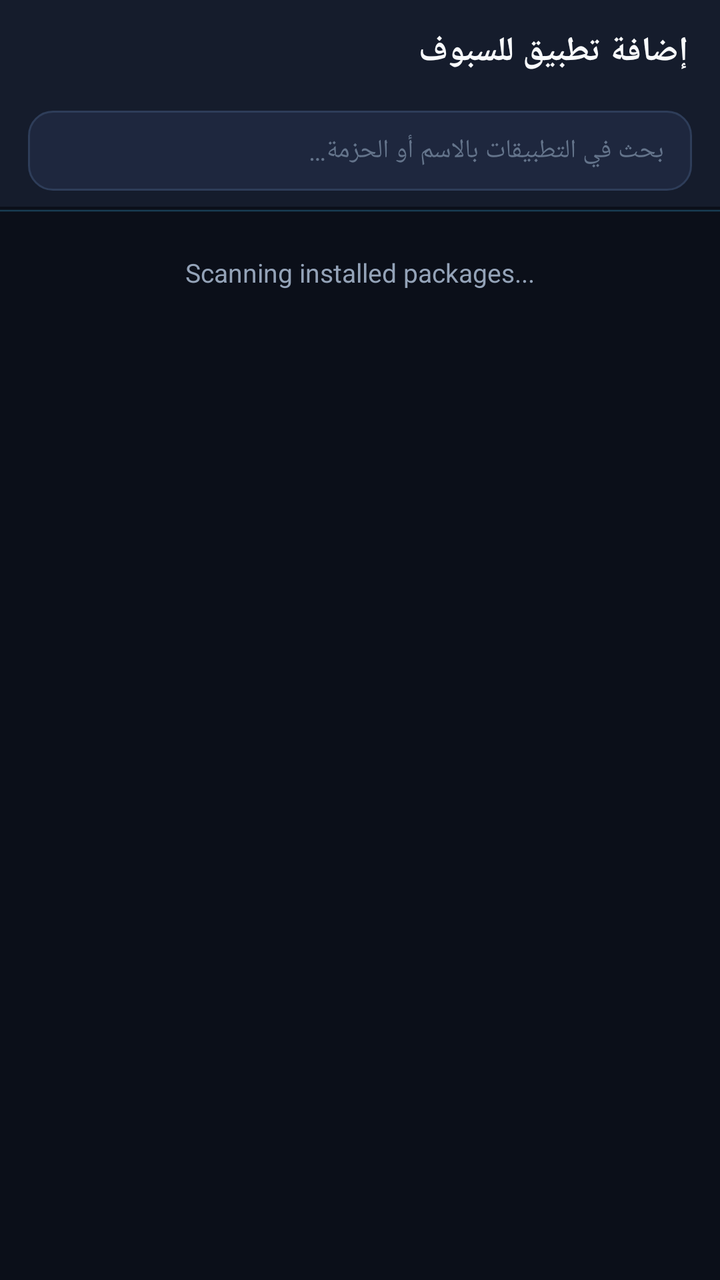
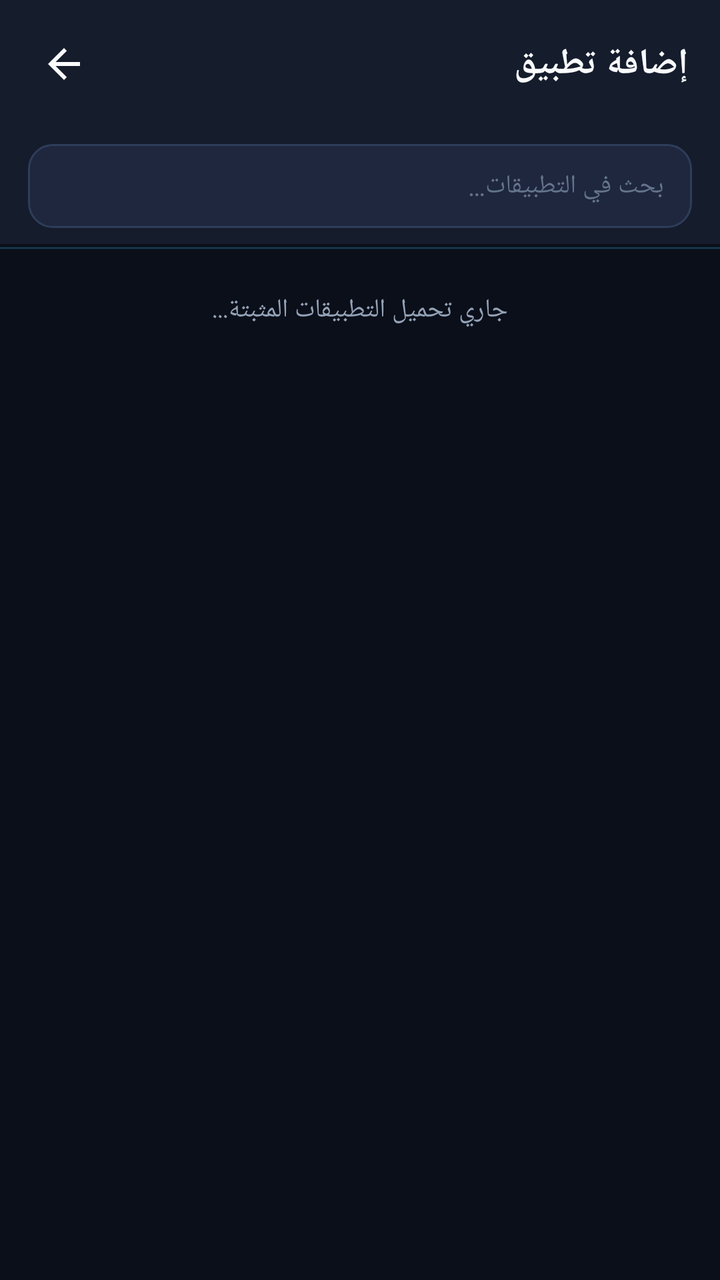

Compare the two renders of this Android layout. The source of the first and the diff that turns it into the second are given below.
<!-- AndroidManifest.xml: application theme Theme.DeviceResetSpoofer -->
<!-- res/layout/activity_app_picker.xml -->
<?xml version="1.0" encoding="utf-8"?>
<LinearLayout xmlns:android="http://schemas.android.com/apk/res/android"
    xmlns:app="http://schemas.android.com/apk/res-auto"
    android:layout_width="match_parent"
    android:layout_height="match_parent"
    android:background="@color/background"
    android:orientation="vertical">

    
    <LinearLayout
        android:layout_width="match_parent"
        android:layout_height="wrap_content"
        android:orientation="horizontal"
        android:gravity="center_vertical"
        android:paddingStart="16dp"
        android:paddingEnd="16dp"
        android:paddingTop="14dp"
        android:paddingBottom="10dp"
        android:background="@color/surface">

        <TextView
            android:layout_width="0dp"
            android:layout_height="wrap_content"
            android:layout_weight="1"
            android:text="@string/add_app"
            android:textColor="@color/text_primary"
            android:textSize="17sp"
            android:textStyle="bold"/>

        <TextView
            android:id="@+id/tv_count"
            android:layout_width="wrap_content"
            android:layout_height="wrap_content"
            android:textSize="13sp"
            android:textColor="@color/primary"/>
    </LinearLayout>

    
    <LinearLayout
        android:layout_width="match_parent"
        android:layout_height="wrap_content"
        android:paddingStart="14dp"
        android:paddingEnd="14dp"
        android:paddingTop="8dp"
        android:paddingBottom="8dp"
        android:background="@color/surface">

        <EditText
            android:id="@+id/et_picker_search"
            android:layout_width="match_parent"
            android:layout_height="40dp"
            android:background="@drawable/bg_search_box"
            android:hint="@string/search_hint"
            android:textColorHint="@color/text_tertiary"
            android:textColor="@color/text_primary"
            android:textSize="13sp"
            android:paddingStart="14dp"
            android:paddingEnd="14dp"
            android:singleLine="true"/>
    </LinearLayout>

    
    <ProgressBar
        android:id="@+id/pb_loading"
        style="?android:attr/progressBarStyleHorizontal"
        android:layout_width="match_parent"
        android:layout_height="4dp"
        android:indeterminate="true"
        android:indeterminateTint="@color/primary"/>

    
    <TextView
        android:id="@+id/tv_loading"
        android:layout_width="match_parent"
        android:layout_height="wrap_content"
        android:text="Scanning installed packages..."
        android:textSize="13sp"
        android:textColor="@color/text_secondary"
        android:gravity="center"
        android:padding="20dp"/>

    
    <TextView
        android:id="@+id/tv_empty"
        android:layout_width="match_parent"
        android:layout_height="wrap_content"
        android:text="No applications found"
        android:textSize="14sp"
        android:textColor="@color/text_tertiary"
        android:gravity="center"
        android:padding="32dp"
        android:visibility="gone"/>

    
    <TextView
        android:id="@+id/tv_debug"
        android:layout_width="match_parent"
        android:layout_height="wrap_content"
        android:textSize="11sp"
        android:textColor="@color/text_tertiary"
        android:padding="16dp"
        android:fontFamily="monospace"
        android:visibility="gone"/>

    
    <androidx.recyclerview.widget.RecyclerView
        android:id="@+id/rv_apps"
        android:layout_width="match_parent"
        android:layout_height="0dp"
        android:layout_weight="1"
        android:paddingStart="14dp"
        android:paddingEnd="14dp"
        android:paddingTop="8dp"
        android:clipToPadding="false"
        android:paddingBottom="16dp"
        android:visibility="gone"/>

</LinearLayout>
<!-- resources referenced by this layout -->
<resources>
  <color name="background">#0B0F19</color>
  <color name="primary">#38BDF8</color>
  <color name="surface">#151C2C</color>
  <color name="text_primary">#F8FAFC</color>
  <color name="text_secondary">#94A3B8</color>
  <color name="text_tertiary">#64748B</color>
  <!-- drawable bg_search_box (drawable) -->
  <?xml version="1.0" encoding="utf-8"?>
  <shape xmlns:android="http://schemas.android.com/apk/res/android"
      android:shape="rectangle">
      <solid android:color="@color/surface_card"/>
      <corners android:radius="12dp"/>
      <stroke android:width="1dp" android:color="@color/card_stroke"/>
  </shape>
  <string name="add_app">إضافة تطبيق للسبوف</string>
  <string name="search_hint">بحث في التطبيقات بالاسم أو الحزمة…</string>
  <style name="Theme.DeviceResetSpoofer" parent="Theme.MaterialComponents.DayNight.NoActionBar">
          <item name="colorPrimary">@color/primary</item>
          <item name="colorPrimaryVariant">@color/primary_dark</item>
          <item name="colorOnPrimary">@color/background</item>
          <item name="colorSecondary">@color/secondary</item>
          <item name="colorSecondaryVariant">@color/secondary_container</item>
          <item name="colorOnSecondary">@color/white</item>
          <item name="android:colorBackground">@color/background</item>
          <item name="colorSurface">@color/surface</item>
          <item name="colorOnSurface">@color/text_primary</item>
          <item name="android:statusBarColor">@color/background</item>
          <item name="android:navigationBarColor">@color/background</item>
          <item name="android:windowLightStatusBar" tools:targetApi="m">false</item>
          <item name="android:windowLightNavigationBar" tools:targetApi="o_mr1">false</item>
      </style>
  <color name="surface_card">#1E273E</color>
  <color name="card_stroke">#2E3D59</color>
  <color name="primary_dark">#0284C7</color>
  <color name="secondary">#818CF8</color>
  <color name="secondary_container">#312E81</color>
  <color name="white">#FFFFFF</color>
</resources>

<!-- the commit's change to res/layout/activity_app_picker.xml (unified diff, before → after) -->
@@ -12,11 +12,21 @@
         android:layout_height="wrap_content"
         android:orientation="horizontal"
         android:gravity="center_vertical"
-        android:paddingStart="16dp"
+        android:paddingStart="12dp"
         android:paddingEnd="16dp"
-        android:paddingTop="14dp"
-        android:paddingBottom="10dp"
+        android:paddingTop="12dp"
+        android:paddingBottom="12dp"
         android:background="@color/surface">
+
+        <ImageButton
+            android:id="@+id/btn_picker_back"
+            android:layout_width="40dp"
+            android:layout_height="40dp"
+            android:background="?android:attr/selectableItemBackgroundBorderless"
+            android:src="@drawable/ic_arrow_back"
+            app:tint="@color/text_primary"
+            android:contentDescription="@string/cancel"
+            android:layout_marginEnd="8dp"/>
 
         <TextView
             android:layout_width="0dp"
@@ -24,7 +34,7 @@
             android:layout_weight="1"
             android:text="@string/add_app"
             android:textColor="@color/text_primary"
-            android:textSize="17sp"
+            android:textSize="18sp"
             android:textStyle="bold"/>
 
         <TextView
@@ -48,7 +58,7 @@
         <EditText
             android:id="@+id/et_picker_search"
             android:layout_width="match_parent"
-            android:layout_height="40dp"
+            android:layout_height="42dp"
             android:background="@drawable/bg_search_box"
             android:hint="@string/search_hint"
             android:textColorHint="@color/text_tertiary"
@@ -73,7 +83,7 @@
         android:id="@+id/tv_loading"
         android:layout_width="match_parent"
         android:layout_height="wrap_content"
-        android:text="Scanning installed packages..."
+        android:text="جاري تحميل التطبيقات المثبتة..."
         android:textSize="13sp"
         android:textColor="@color/text_secondary"
         android:gravity="center"
@@ -84,7 +94,7 @@
         android:id="@+id/tv_empty"
         android:layout_width="match_parent"
         android:layout_height="wrap_content"
-        android:text="No applications found"
+        android:text="لم يتم العثور على أي تطبيقات"
         android:textSize="14sp"
         android:textColor="@color/text_tertiary"
         android:gravity="center"
<!-- resource entries referenced after the edit -->
@@ -14,8 +14,20 @@
       <corners android:radius="12dp"/>
       <stroke android:width="1dp" android:color="@color/card_stroke"/>
   </shape>
-  <string name="add_app">إضافة تطبيق للسبوف</string>
-  <string name="search_hint">بحث في التطبيقات بالاسم أو الحزمة…</string>
+  <!-- drawable ic_arrow_back (drawable) -->
+  <vector xmlns:android="http://schemas.android.com/apk/res/android"
+      android:width="24dp"
+      android:height="24dp"
+      android:viewportWidth="24"
+      android:viewportHeight="24"
+      android:autoMirrored="true">
+    <path
+        android:fillColor="#FFFFFFFF"
+        android:pathData="M20,11H7.83l5.59,-5.59L12,4l-8,8 8,8 1.41,-1.41L7.83,13H20v-2z"/>
+  </vector>
+  <string name="add_app">إضافة تطبيق</string>
+  <string name="cancel">إلغاء</string>
+  <string name="search_hint">بحث في التطبيقات…</string>
   <style name="Theme.DeviceResetSpoofer" parent="Theme.MaterialComponents.DayNight.NoActionBar">
           <item name="colorPrimary">@color/primary</item>
           <item name="colorPrimaryVariant">@color/primary_dark</item>
